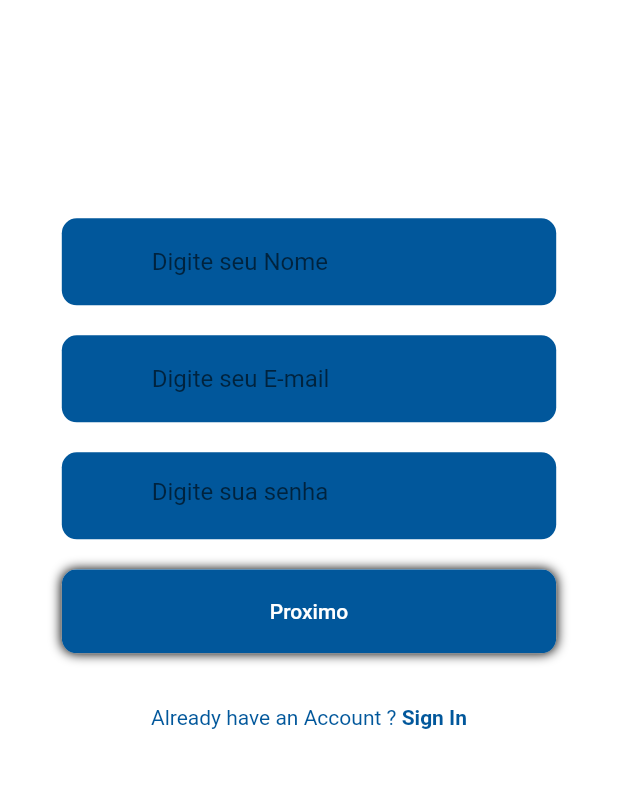
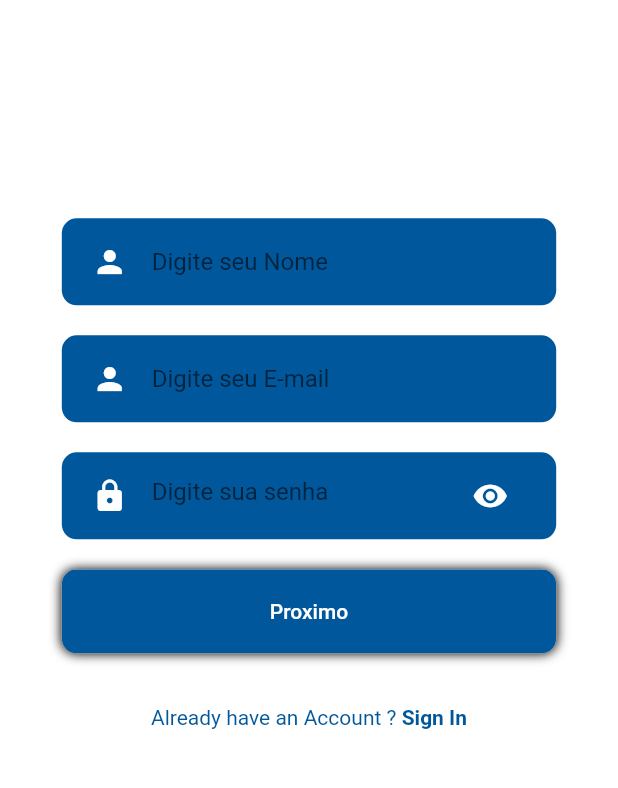
Before and after one commit to davydcardoso/purchases-app, a Flutter app: the SignUpPage screen opened by its route, on a phone screen of 412 x 824 dp, the part 383-1171 px from its top. Run offline on Flutter 3.47's test engine with Material 2 defaults, Android fonts, the phone set to English and light mode, and no system bars; our stand-ins replace flutter_svg, google_fonts, mask_text_input_formatter, shared_preferences; missing offline and left inert: dart:ffi, material_dialogs; accounts and stored records are empty.

Commit message:
refactor: correction color icon input

```diff
--- a/lib/components/rounded_input_field.dart
+++ b/lib/components/rounded_input_field.dart
@@ -22,7 +22,7 @@ class RoundedInputField extends StatelessWidget {
         decoration: InputDecoration(
           icon: Icon(
             icon,
-            color: AppColors.primary,
+            color: AppColors.background,
           ),
           hintText: hintText,
           border: InputBorder.none,
--- a/lib/components/rounded_password_field.dart
+++ b/lib/components/rounded_password_field.dart
@@ -20,11 +20,11 @@ class RoundedPasswordField extends StatelessWidget {
           hintText: "Digite sua senha",
           icon: Icon(
             Icons.lock,
-            color: AppColors.primary,
+            color: AppColors.background,
           ),
           suffixIcon: Icon(
             Icons.visibility,
-            color: AppColors.primary,
+            color: AppColors.background,
           ),
           border: InputBorder.none,
         ),
```
